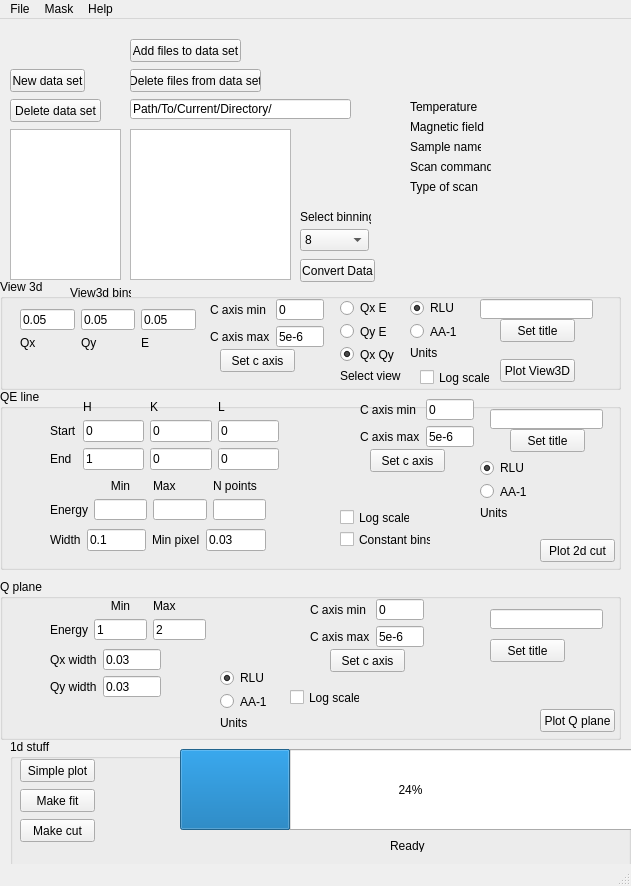
The window that MJOLNIR_GUI_ui.ui (MJOLNIRPackage/MJOLNIR-GUI) describes before a commit, drawn with Qt 5.
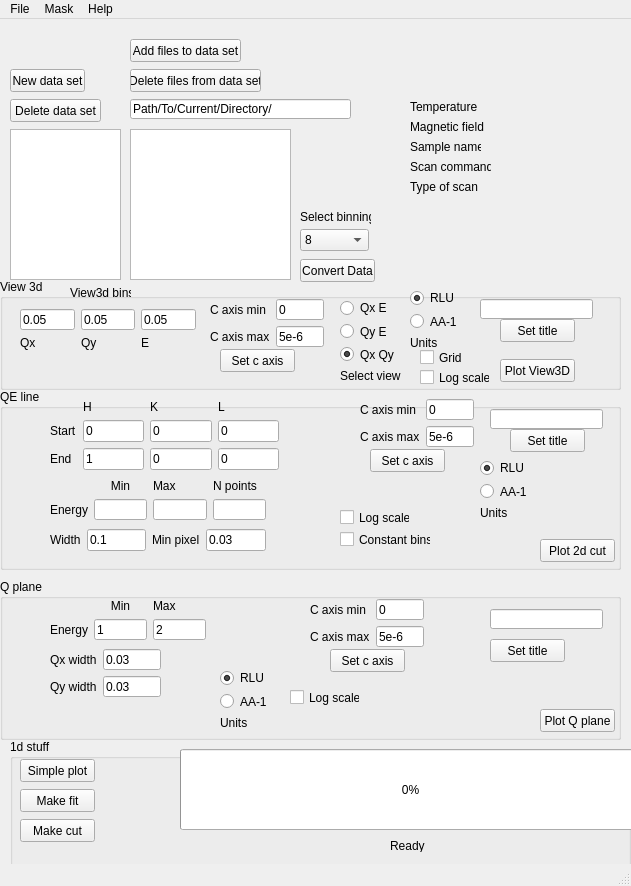
The same window after the commit.

Commit message:
Added View3D SelectView radiobuttons functionality
Sort of, at least.

Patch:
```diff
--- a/MJOLNIR_GUI_ui.ui
+++ b/MJOLNIR_GUI_ui.ui
@@ -224,42 +224,6 @@
      <string>View3d bins</string>
     </property>
    </widget>
-   <widget class="QWidget" name="verticalLayoutWidget_2">
-    <property name="geometry">
-     <rect>
-      <x>410</x>
-      <y>280</y>
-      <width>51</width>
-      <height>61</height>
-     </rect>
-    </property>
-    <layout class="QVBoxLayout" name="verticalLayout_2">
-     <item>
-      <widget class="QRadioButton" name="View3D_SelectUnits_RLU_radioButton">
-       <property name="text">
-        <string>RLU</string>
-       </property>
-       <property name="checked">
-        <bool>true</bool>
-       </property>
-      </widget>
-     </item>
-     <item>
-      <widget class="QRadioButton" name="View3D_SelectUnits_AA_radioButton">
-       <property name="text">
-        <string>AA-1</string>
-       </property>
-      </widget>
-     </item>
-     <item>
-      <widget class="QLabel" name="label_9">
-       <property name="text">
-        <string>Units</string>
-       </property>
-      </widget>
-     </item>
-    </layout>
-   </widget>
    <widget class="QPushButton" name="DataSet_NewDataSet_button">
     <property name="geometry">
      <rect>
@@ -389,6 +353,55 @@
       <string>Plot View3D</string>
      </property>
     </widget>
+    <widget class="QCheckBox" name="View3D_Grid_checkBox">
+     <property name="geometry">
+      <rect>
+       <x>420</x>
+       <y>70</y>
+       <width>70</width>
+       <height>17</height>
+      </rect>
+     </property>
+     <property name="text">
+      <string>Grid</string>
+     </property>
+    </widget>
+    <widget class="QWidget" name="verticalLayoutWidget_2">
+     <property name="geometry">
+      <rect>
+       <x>410</x>
+       <y>10</y>
+       <width>51</width>
+       <height>61</height>
+      </rect>
+     </property>
+     <layout class="QVBoxLayout" name="View3D_SelectUnits_layout">
+      <item>
+       <widget class="QRadioButton" name="View3D_SelectUnits_RLU_radioButton">
+        <property name="text">
+         <string>RLU</string>
+        </property>
+        <property name="checked">
+         <bool>true</bool>
+        </property>
+       </widget>
+      </item>
+      <item>
+       <widget class="QRadioButton" name="View3D_SelectUnits_AA_radioButton">
+        <property name="text">
+         <string>AA-1</string>
+        </property>
+       </widget>
+      </item>
+      <item>
+       <widget class="QLabel" name="label_9">
+        <property name="text">
+         <string>Units</string>
+        </property>
+       </widget>
+      </item>
+     </layout>
+    </widget>
    </widget>
    <widget class="QGroupBox" name="groupBox_2">
     <property name="geometry">
@@ -799,7 +812,7 @@
       </rect>
      </property>
      <property name="value">
-      <number>24</number>
+      <number>0</number>
      </property>
     </widget>
     <widget class="QLabel" name="progressBar_label">
```
Left out of the diff: 3 changed lines with no effect on the pictures. The commit also changes 2 other files.
